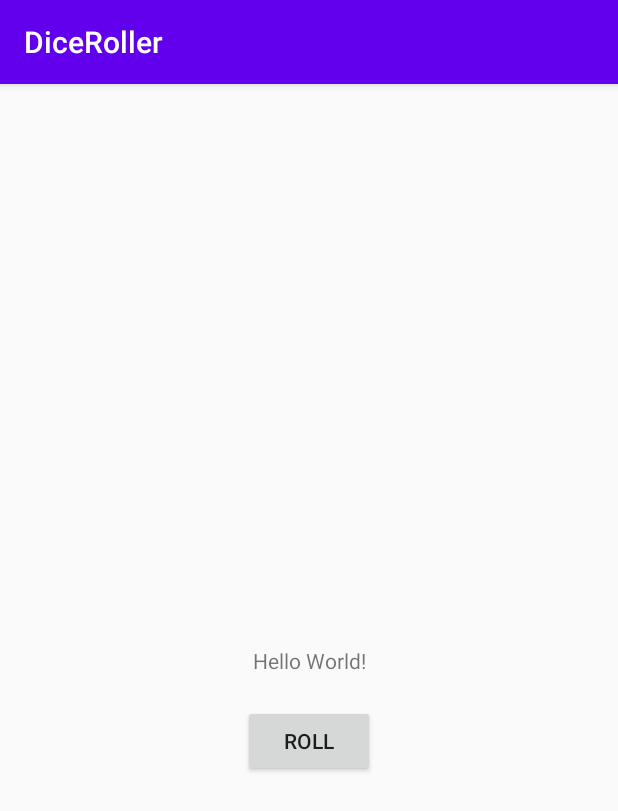
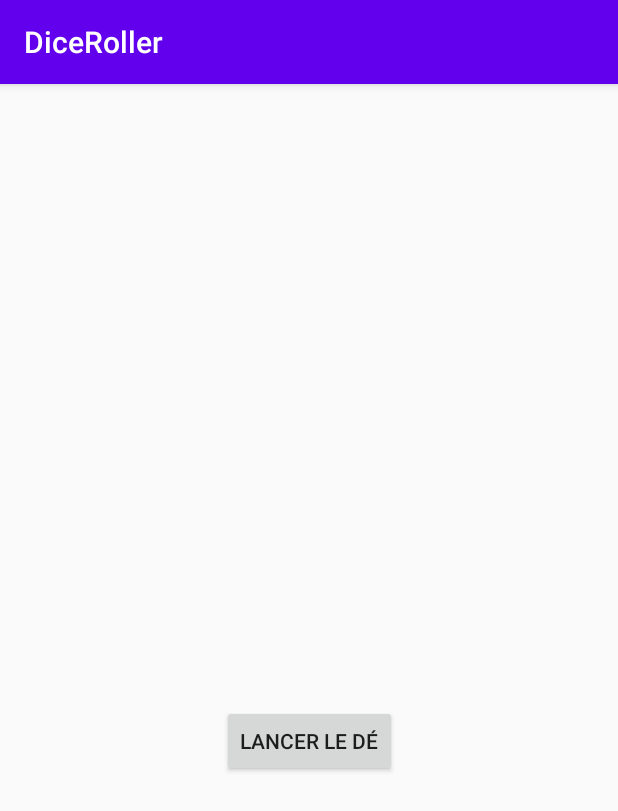
Before and after one commit to AlexPiretIng/TdAndroid_Vincent_Piret, an Android app: the screen it shows after launch (MainActivity), on a phone screen of 412 x 824 dp. Shown: the top 811 px of the screen. Run offline under Robolectric (Android 15) with nearby library versions, the phone set to English and light mode, and no system bars.

```diff
--- a/TD3/app/src/main/java/com/example/diceroller/MainActivity.java
+++ b/TD3/app/src/main/java/com/example/diceroller/MainActivity.java
@@ -3,6 +3,10 @@ package com.example.diceroller;
 import androidx.appcompat.app.AppCompatActivity;
 
 import android.os.Bundle;
+import android.view.View;
+import android.widget.Button;
+import android.widget.TextView;
+import android.widget.Toast;
 
 public class MainActivity extends AppCompatActivity {
 
@@ -10,5 +14,15 @@ public class MainActivity extends AppCompatActivity {
     protected void onCreate(Bundle savedInstanceState) {
         super.onCreate(savedInstanceState);
         setContentView(R.layout.activity_main);
+
+        Button roll = (Button) findViewById(R.id.roll_button);
+        roll.setOnClickListener(new View.OnClickListener() {
+            @Override
+            public void onClick(View v) {
+                Toast toast = Toast.makeText(MainActivity.this, "Dé lancé", Toast.LENGTH_SHORT);
+                toast.show();
+            }
+        });
     }
+
 }
--- a/TD3/app/src/main/res/layout/activity_main.xml
+++ b/TD3/app/src/main/res/layout/activity_main.xml
@@ -9,7 +9,7 @@
     <TextView
         android:layout_width="wrap_content"
         android:layout_height="wrap_content"
-        android:text="Hello World!"
+        android:text=""
         app:layout_constraintBottom_toBottomOf="parent"
         app:layout_constraintLeft_toLeftOf="parent"
         app:layout_constraintRight_toRightOf="parent"
@@ -17,6 +17,7 @@
         android:id="@+id/TextView_Roll"/>
 
     <Button
+        android:id="@+id/roll_button"
         android:layout_width="wrap_content"
         android:layout_height="wrap_content"
         android:layout_marginTop="20dp"
--- a/TD3/app/src/main/res/values/strings.xml
+++ b/TD3/app/src/main/res/values/strings.xml
@@ -1,4 +1,4 @@
 <resources>
     <string name="app_name">DiceRoller</string>
-    <string name="roll">Roll</string>
+    <string name="roll">Lancer le dé</string>
 </resources>
```
